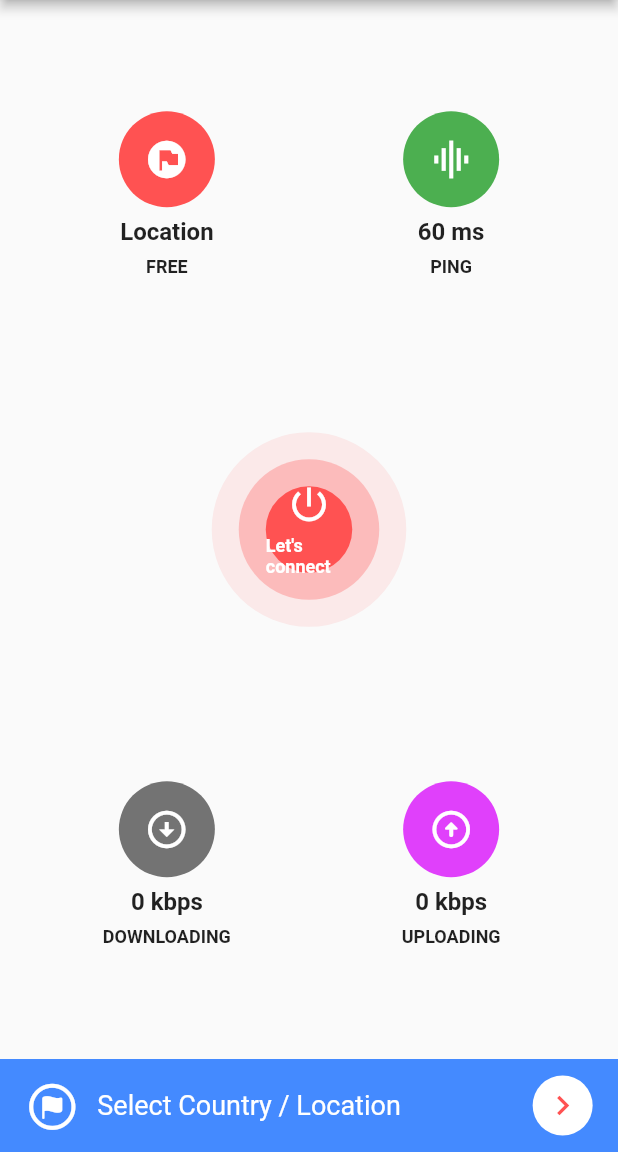
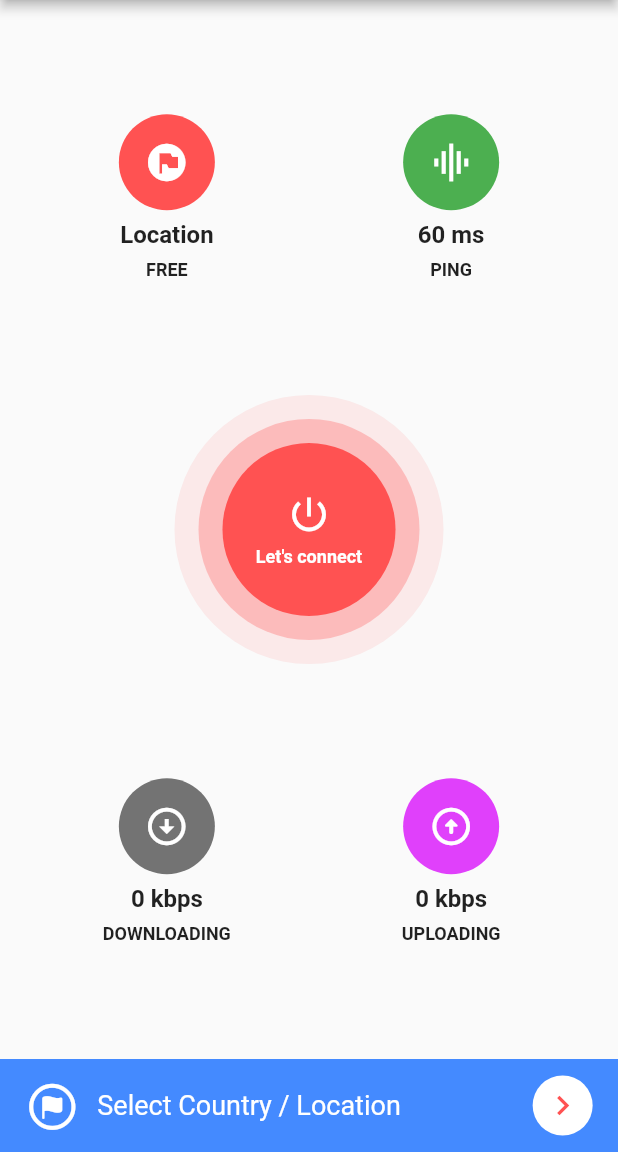
Before and after one commit to SHIHAB69/Vpn_flutter_project, a Flutter app: the screen it shows after launch, on a phone screen of 412 x 824 dp, the part 84-1236 px from its top. Run offline on Flutter 3.47's test engine with Material 2 defaults, Android fonts, the phone set to English and light mode, and no system bars; our stand-ins replace csv, get, hive_flutter; accounts and stored records are empty.

Commit message:
Ongoing VPN project

```diff
--- a/lib/allScreens/home_screen.dart
+++ b/lib/allScreens/home_screen.dart
@@ -28,7 +28,8 @@ return SafeArea(
        Get.to(()=> AvailableVpnServersLocationScreen());
       },
       child: Container(
-        color: Colors.blueAccent, //Bottom(Select country/Location)
+        color: Colors.blueAccent
+        , //Bottom(Select country/Location)
         padding: EdgeInsets.symmetric(horizontal: sizeScreen.width * .041),
         height: 62 ,
         child: Row(
@@ -79,24 +80,24 @@ return SafeArea(
         button: true,
         child: InkWell(
           onTap: (){
-
+           homeController.connectToVpnNow();
           },
           borderRadius: BorderRadius.circular(100),
           child: Container(
-            padding: EdgeInsets.all(18),
+            padding: EdgeInsets.all(16),
             decoration: BoxDecoration(
               shape: BoxShape.circle,
               color: homeController.getRoundVpnButtonColor.withOpacity(.1),
             ),
             child: Container(
-              padding: EdgeInsets.all(18),
+              padding: EdgeInsets.all(16),
                 decoration: BoxDecoration(
                   shape: BoxShape.circle,
                   color: homeController.getRoundVpnButtonColor.withOpacity(.3),
                 ),
               child: Container(
                 height: sizeScreen.height * .14,
-                width: sizeScreen.width * .14,
+                width: sizeScreen.height * .14,
                 decoration: BoxDecoration(
                   shape: BoxShape.circle,
                   color: homeController.getRoundVpnButtonColor,
@@ -220,7 +221,7 @@ return SafeArea(
         ),),
 
           //Buttons for vpn
-          vpnRoundButton(),
+          Obx(() => vpnRoundButton()),
           //2 round widget
           //Download + Upload
           StreamBuilder<VpnStatus?>(
```
Also changed, not shown: lib/allScreens/available_vpn_servers_location_screen.dart (+15 -0 lines), lib/allWidgets/vpn_location_card_widget.dart (+15 -0 lines).
